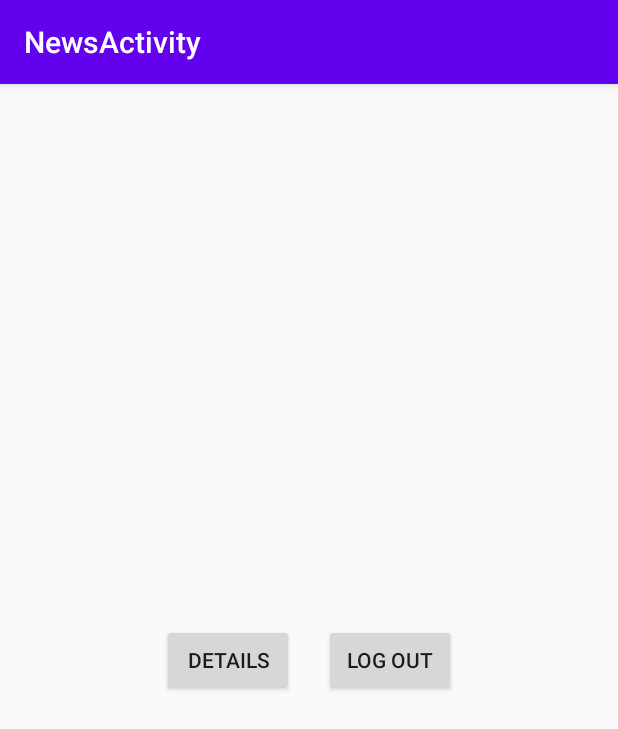
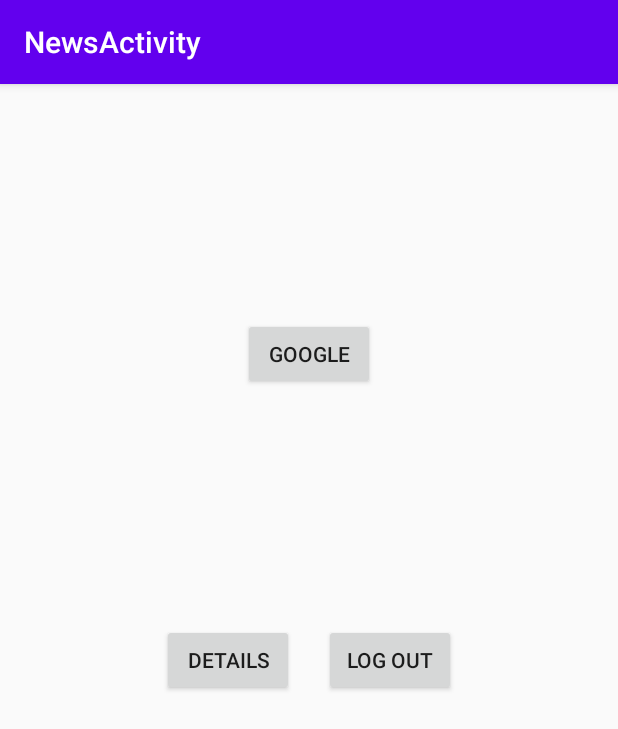
Before and after one commit to AlexPiretIng/TdAndroid_Vincent_Piret, an Android app: the screen it shows after launch (NewsActivity), after a tap on "LOGIN", on a phone screen of 412 x 824 dp. Shown: the top 729 px of the screen. Run offline under Robolectric (Android 15) with nearby library versions, the phone set to English and light mode, and no system bars.

Commit message:
Add : Login name information

```diff
--- a/TD4/app/src/main/java/com/example/newslist/LoginActivity.java
+++ b/TD4/app/src/main/java/com/example/newslist/LoginActivity.java
@@ -6,6 +6,7 @@ import android.content.Intent;
 import android.os.Bundle;
 import android.view.View;
 import android.widget.Button;
+import android.widget.EditText;
 
 public class LoginActivity extends AppCompatActivity {
 
@@ -16,11 +17,13 @@ public class LoginActivity extends AppCompatActivity {
         setTitle(getLocalClassName());
 
         final Button news_Btn = (Button) findViewById(R.id.login_button);
+        final EditText username = (EditText) findViewById(R.id.username_edittext);
 
         news_Btn.setOnClickListener(new View.OnClickListener() {
             @Override
             public void onClick(View v) {
                 Intent intent = new Intent(LoginActivity.this, NewsActivity.class);
+                intent.putExtra("login", username.getText().toString());
                 startActivity(intent);
             }
         });
--- a/TD4/app/src/main/java/com/example/newslist/NewsActivity.java
+++ b/TD4/app/src/main/java/com/example/newslist/NewsActivity.java
@@ -3,9 +3,11 @@ package com.example.newslist;
 import androidx.appcompat.app.AppCompatActivity;
 
 import android.content.Intent;
+import android.net.Uri;
 import android.os.Bundle;
 import android.view.View;
 import android.widget.Button;
+import android.widget.TextView;
 
 public class NewsActivity extends AppCompatActivity {
 
@@ -17,6 +19,15 @@ public class NewsActivity extends AppCompatActivity {
 
         Button logout_Btn = (Button)findViewById(R.id.Logout_button);
         Button detail_btn = (Button)findViewById(R.id.details_button);
+        Button google_btn = (Button)findViewById(R.id.google_button);
+        TextView username = (TextView)findViewById(R.id.login_name);
+
+        Intent intent = getIntent();
+        String login;
+        if (intent.hasExtra("login")) {
+            login = intent.getStringExtra("login");
+            username.setText(login);
+        }
 
         logout_Btn.setOnClickListener(new View.OnClickListener() {
             @Override
@@ -33,6 +44,16 @@ public class NewsActivity extends AppCompatActivity {
                 startActivity(intent);
             }
         });
+
+
+        google_btn.setOnClickListener(new View.OnClickListener() {
+            @Override
+            public void onClick(View v) {
+                String url = "https://news.google.com/";
+                Intent intent = new Intent(Intent.ACTION_VIEW, Uri.parse(url));
+                startActivity(intent);
+            }
+        });
     }
 
     @Override
--- a/TD4/app/src/main/res/layout/activity_news.xml
+++ b/TD4/app/src/main/res/layout/activity_news.xml
@@ -26,4 +26,24 @@
         app:layout_constraintTop_toTopOf="parent"
         app:layout_constraintBottom_toBottomOf="parent"/>
 
+    <Button
+        android:id="@+id/google_button"
+        android:layout_width="wrap_content"
+        android:layout_height="wrap_content"
+        android:text="@string/google_string"
+        app:layout_constraintLeft_toLeftOf="parent"
+        app:layout_constraintRight_toRightOf="parent"
+        app:layout_constraintTop_toTopOf="parent"
+        app:layout_constraintBottom_toTopOf="@id/details_button"/>
+
+    <TextView
+        android:id="@+id/login_name"
+        android:layout_width="wrap_content"
+        android:layout_height="wrap_content"
+        app:layout_constraintLeft_toLeftOf="parent"
+        app:layout_constraintRight_toRightOf="parent"
+        app:layout_constraintTop_toTopOf="parent"
+        app:layout_constraintBottom_toTopOf="@id/google_button"
+        android:text=""/>
+
 </androidx.constraintlayout.widget.ConstraintLayout>
--- a/TD4/app/src/main/res/values/strings.xml
+++ b/TD4/app/src/main/res/values/strings.xml
@@ -4,4 +4,6 @@
     <string name="details_string">Details</string>
     <string name="logout_string">Log out</string>
     <string name="ok_button">OK</string>
+    <string name="google_string">Google</string>
+    <string name="username_input">Username</string>
 </resources>
```
Also changed, not shown: TD4/app/src/main/res/layout/activity_login.xml (+10 -0 lines).
